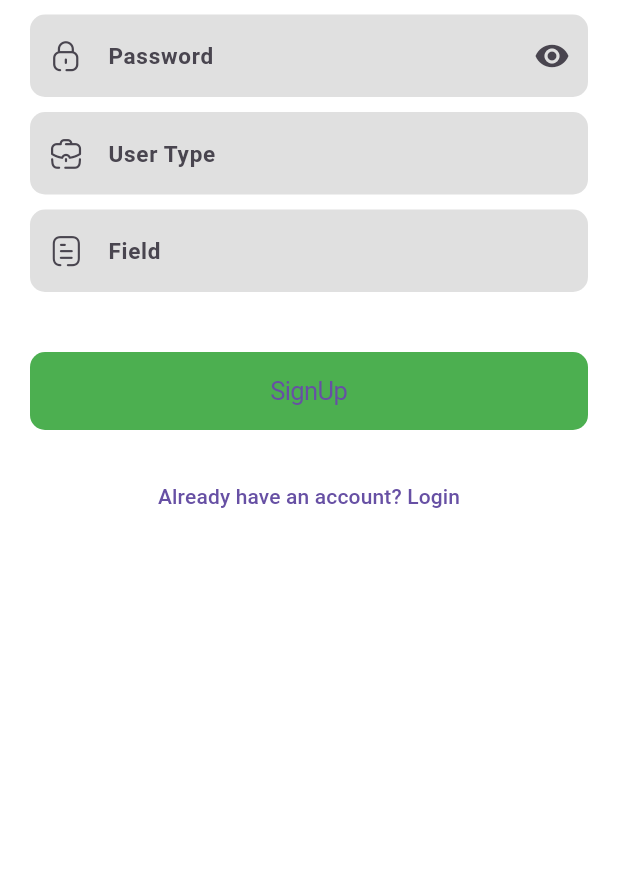
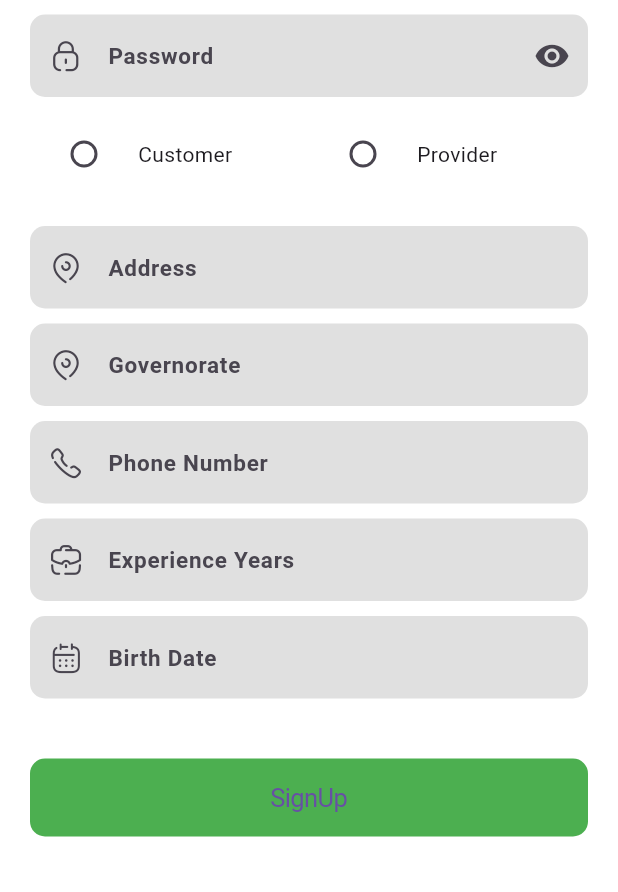
Before and after one commit to AhmadAbbas8/freelance-project, a Flutter app: the RegisterScreen screen opened directly, on a phone screen of 412 x 824 dp, the part 344-1236 px from its top. Run offline on Flutter 3.47's test engine with Material 3 defaults, Android fonts, the phone set to English and light mode, and no system bars; drawn by our look-alikes of animated_text_kit; our stand-ins replace animate_do, dartz, dio, equatable, flutter_bloc, flutter_spinkit and 6 more; accounts and stored records are empty.

Commit message:
edit on auth feature

```diff
--- a/lib/core/helpers/extensions/date_format_extensions.dart
+++ b/lib/core/helpers/extensions/date_format_extensions.dart
@@ -1,7 +1,7 @@
 import 'package:intl/intl.dart';
 
 extension CustomDateFormat on DateFormat {
-  static DateFormat get yyyymmdd => DateFormat('yyyy/MM/dd', 'en_US');
+  static DateFormat get yyyymmdd => DateFormat('yyyy-MM-dd', 'en_US');
 
   String formatToYyyymmdd(DateTime date) {
     return yyyymmdd.format(date);
--- a/lib/modules/auth/auth_cubit/auth_cubit.dart
+++ b/lib/modules/auth/auth_cubit/auth_cubit.dart
@@ -1,6 +1,12 @@
+import 'dart:developer';
+
 import 'package:flutter_bloc/flutter_bloc.dart';
 import 'package:flutter/cupertino.dart';
+import 'package:grad_project/core/helpers/extensions/date_format_extensions.dart';
 import 'package:grad_project/modules/auth/data/auth_repo.dart';
+import 'package:intl/intl.dart';
+
+import '../../../core/ui_helper/custom_date_picker.dart';
 
 part 'auth_state.dart';
 
@@ -13,8 +19,14 @@ class AuthCubit extends Cubit<AuthState> {
   final passwordController = TextEditingController();
   final fNameController = TextEditingController();
   final sNameController = TextEditingController();
-  final userTypeController = TextEditingController();
+  String? userType;
+
   final fieldController = TextEditingController();
+  final addressController = TextEditingController();
+  final governorateController = TextEditingController();
+  final phoneNumberController = TextEditingController();
+  final experienceYearsController = TextEditingController();
+  final birthDateController = TextEditingController();
   var formKey = GlobalKey<FormState>();
   bool obscurePassword = false;
 
@@ -26,8 +38,9 @@ class AuthCubit extends Cubit<AuthState> {
     );
     res.fold(
       (failure) => emit(LoginError(msg: failure.model.message ?? '')),
-      (user) => emit(
-          LoginSuccess(msg: 'Login Success , Welcome ${user.firstName} 😊 ')),
+      (user) => emit(LoginSuccess(
+          msg: 'Login Success , Welcome ${user.firstName} 😊 ',
+          role: user.role ?? '')),
     );
   }
 
@@ -40,14 +53,25 @@ class AuthCubit extends Cubit<AuthState> {
         "email": emailController.text,
         "password": passwordController.text,
         "confirmPassword": passwordController.text,
-        "userType": userTypeController.text,
+        "birthDate": birthDateController.text,
+        "isProvider":
+            userType?.toUpperCase() == 'Provider'.toUpperCase() ? true : false,
+        "isCustomer": userType?.toUpperCase() == 'Customer'.toUpperCase() ||
+                userType == null
+            ? true
+            : false,
         "field": fieldController.text,
+        "Address": addressController.text,
+        "Governorate": governorateController.text,
+        "PhoneNumber": phoneNumberController.text,
+        "experienceYears": int.tryParse(experienceYearsController.text) ?? 0,
       },
     );
     res.fold(
       (failure) => emit(SignUpError(msg: failure.model.message ?? '')),
       (user) => emit(SignUpSuccess(
-          msg: 'Account Created Successfully , Welcome ${user.firstName} 😊 ')),
+          msg: 'Account Created Successfully , Welcome ${user.firstName} 😊 ',
+          role: user.role ?? '')),
     );
   }
 
@@ -56,14 +80,33 @@ class AuthCubit extends Cubit<AuthState> {
     emit(ObscurePasswordChanged());
   }
 
+  Future<void> onTapBirthDate(BuildContext context) async {
+    var date = await buildCustomShowDatePicker(
+      context,
+      initialDate: birthDateController.text.isEmpty
+          ? DateTime.now()
+          : DateFormat().formatFromYyyymmdd(birthDateController.text),
+    );
+    try {
+      birthDateController.text = DateFormat().formatToYyyymmdd(date!);
+    } catch (e) {
+      log(e.toString());
+    }
+  }
+
   @override
   Future<void> close() {
     emailController.dispose();
     passwordController.dispose();
     fNameController.dispose();
     sNameController.dispose();
-    userTypeController.dispose();
+    // userTypeController.dispose();
     fieldController.dispose();
+    addressController.dispose();
+    governorateController.dispose();
+    phoneNumberController.dispose();
+    experienceYearsController.dispose();
+    birthDateController.dispose();
     return super.close();
   }
 }
--- /dev/null
+++ b/lib/modules/auth/auth_cubit/auth_logic.dart
@@ -0,0 +1,16 @@
+import 'package:flutter/cupertino.dart';
+import 'package:grad_project/core/helpers/extensions/navigation_extensions.dart';
+import 'package:grad_project/modules/home_customer/screens/home_customer_screen.dart';
+
+class AuthLogic {
+  static checkUserRole(BuildContext context, String role) {
+    switch (role.toUpperCase()) {
+      case 'CUSTOMER':
+        context.pushAndRemoveUntil(
+          const HomeCustomerScreen(),
+          (route) => false,
+        );
+        break;
+    }
+  }
+}
--- a/lib/modules/auth/auth_cubit/auth_state.dart
+++ b/lib/modules/auth/auth_cubit/auth_state.dart
@@ -17,8 +17,9 @@ final class SignUpError extends AuthState {
 
 final class SignUpSuccess extends AuthState {
   final String msg;
+  final String role;
 
-  SignUpSuccess({required this.msg});
+  SignUpSuccess({required this.msg, required this.role});
 }
 
 final class LoginLoading extends AuthState {}
@@ -31,6 +32,7 @@ final class LoginError extends AuthState {
 
 final class LoginSuccess extends AuthState {
   final String msg;
+  final String role;
 
-  LoginSuccess({required this.msg});
+  LoginSuccess({required this.msg, required this.role});
 }
--- a/lib/modules/auth/data/auth_remote_data_source.dart
+++ b/lib/modules/auth/data/auth_remote_data_source.dart
@@ -57,7 +57,7 @@ class AuthRemoteDataSource {
       if (ex is DioException) {
         if (ex.response?.statusCode == 400) {
           throw ServerException(
-            errorModel: DefaultResponse(message: ex.response?.data ?? ''),
+            errorModel: DefaultResponse(message: 'Email Already Exists'),
           );
         }
       }
--- a/lib/modules/auth/screens/login_screen.dart
+++ b/lib/modules/auth/screens/login_screen.dart
@@ -10,10 +10,10 @@ import 'package:grad_project/core/service_locator/service_locator.dart';
 import 'package:grad_project/core/utils/assets_manager.dart';
 import 'package:grad_project/core/utils/icon_broken.dart';
 import 'package:grad_project/modules/auth/auth_cubit/auth_cubit.dart';
+import 'package:grad_project/modules/auth/auth_cubit/auth_logic.dart';
 import 'package:grad_project/modules/auth/screens/resgister_screen.dart';
 import 'package:grad_project/modules/auth/validator.dart';
 
-import '../../home/screens/home_screen.dart';
 import '../widgets/custom_text_form_field_login.dart';
 
 class LoginScreen extends StatelessWidget {
@@ -41,7 +41,7 @@ class LoginScreen extends StatelessWidget {
               context: context,
               message: state.msg,
             );
-            context.pushAndRemoveUntil(const HomeScreen(), (route) => false);
+            AuthLogic.checkUserRole(context, state.role);
           }
         },
         builder: (context, state) {
--- a/lib/modules/auth/screens/resgister_screen.dart
+++ b/lib/modules/auth/screens/resgister_screen.dart
@@ -2,16 +2,21 @@ import 'package:animate_do/animate_do.dart';
 import 'package:animated_text_kit/animated_text_kit.dart';
 import 'package:flutter/cupertino.dart';
 import 'package:flutter/material.dart';
+import 'package:flutter/services.dart';
 import 'package:flutter_bloc/flutter_bloc.dart';
+import 'package:grad_project/core/helpers/extensions/date_format_extensions.dart';
 import 'package:grad_project/core/helpers/extensions/navigation_extensions.dart';
 import 'package:grad_project/core/service_locator/service_locator.dart';
+import 'package:grad_project/core/ui_helper/custom_date_picker.dart';
 import 'package:grad_project/modules/auth/auth_cubit/auth_cubit.dart';
-import 'package:grad_project/modules/home/screens/home_screen.dart';
+import 'package:grad_project/modules/home_customer/screens/home_customer_screen.dart';
+import 'package:intl/intl.dart';
 
 import '../../../core/helpers/custom_progress_indicator.dart';
 import '../../../core/helpers/snackbars/snackbars.dart';
 import '../../../core/utils/assets_manager.dart';
 import '../../../core/utils/icon_broken.dart';
+import '../auth_cubit/auth_logic.dart';
 import '../validator.dart';
 import '../widgets/custom_text_form_field_login.dart';
 
@@ -40,7 +45,7 @@ class RegisterScreen extends StatelessWidget {
               context: context,
               message: state.msg,
             );
-            context.pushAndRemoveUntil(const HomeScreen(), (route) => false);
+            AuthLogic.checkUserRole(context, state.role);
           }
         },
         builder: (context, state) {
@@ -51,7 +56,8 @@ class RegisterScreen extends StatelessWidget {
                 padding: const EdgeInsets.symmetric(horizontal: 20),
                 child: Form(
                   key: cubit.formKey,
-                  child: CustomScrollView(
+                  child: StatefulBuilder(
+                    builder: (context, setState) => CustomScrollView(
                       slivers: [
                         SliverToBoxAdapter(
                           child: Image.asset(
@@ -119,7 +125,8 @@ class RegisterScreen extends StatelessWidget {
                                 prefixIcon: IconBroken.Lock,
                                 obscureText: cubit.obscurePassword,
                                 suffixIcon: IconButton(
-                                onPressed: () => cubit.toggleObscurePassword(),
+                                  onPressed: () =>
+                                      cubit.toggleObscurePassword(),
                                   icon: Icon(
                                     cubit.obscurePassword
                                         ? Icons.visibility_off
@@ -131,11 +138,58 @@ class RegisterScreen extends StatelessWidget {
                               ),
                             ),
                             const SizedBox(height: 10),
+                            Row(
+                              children: [
+                                Expanded(
+                                  child: RadioListTile.adaptive(
+                                    value: 'Customer',
+                                    title: Text(
+                                      'Customer',
+                                      style: Theme.of(context)
+                                          .textTheme
+                                          .bodyMedium,
+                                    ),
+                                    groupValue: cubit.userType,
+                                    onChanged: (value) {
+                                      setState(() => cubit.userType = value!);
+                                    },
+                                  ),
+                                ),
+                                Expanded(
+                                  child: RadioListTile.adaptive(
+                                    value: 'Provider',
+                                    title: Text(
+                                      'Provider',
+                                      style: Theme.of(context)
+                                          .textTheme
+                                          .bodyMedium,
+                                    ),
+                                    groupValue: cubit.userType,
+                                    onChanged: (value) {
+                                      setState(() => cubit.userType = value!);
+                                    },
+                                  ),
+                                ),
+                              ],
+                            ),
+                            const SizedBox(height: 10),
+                            if (cubit.userType?.toUpperCase() ==
+                                'Provider'.toUpperCase())
+                              FadeInRight(
+                                child: CustomTextFormFieldLogin(
+                                  hintText: 'Field',
+                                  controller: cubit.fieldController,
+                                  prefixIcon: IconBroken.Document,
+                                  keyboardType: TextInputType.text,
+                                  validator: AppValidator.generalValidator,
+                                ),
+                              ),
+                            const SizedBox(height: 10),
                             FadeInLeft(
                               child: CustomTextFormFieldLogin(
-                              hintText: 'User Type',
-                              controller: cubit.userTypeController,
-                              prefixIcon: IconBroken.Work,
+                                hintText: 'Address',
+                                controller: cubit.addressController,
+                                prefixIcon: IconBroken.Location,
                                 keyboardType: TextInputType.text,
                                 validator: AppValidator.generalValidator,
                               ),
@@ -143,11 +197,47 @@ class RegisterScreen extends StatelessWidget {
                             const SizedBox(height: 10),
                             FadeInRight(
                               child: CustomTextFormFieldLogin(
-                              hintText: 'Field',
-                              controller: cubit.fieldController,
-                              prefixIcon: IconBroken.Document,
+                                hintText: 'Governorate',
+                                controller: cubit.governorateController,
+                                prefixIcon: IconBroken.Location,
                                 keyboardType: TextInputType.text,
                                 validator: AppValidator.generalValidator,
+                              ),
+                            ),
+                            const SizedBox(height: 10),
+                            FadeInLeft(
+                              child: CustomTextFormFieldLogin(
+                                hintText: 'Phone Number',
+                                controller: cubit.phoneNumberController,
+                                prefixIcon: IconBroken.Call,
+                                keyboardType: TextInputType.phone,
+                                validator: AppValidator.generalValidator,
+                              ),
+                            ),
+                            const SizedBox(height: 10),
+                            FadeInRight(
+                              child: CustomTextFormFieldLogin(
+                                hintText: 'Experience Years',
+                                controller: cubit.experienceYearsController,
+                                prefixIcon: IconBroken.Work,
+                                keyboardType: TextInputType.number,
+                                inputFormatters: [
+                                  FilteringTextInputFormatter.digitsOnly
+                                ],
+                                validator: AppValidator.generalValidator,
+                              ),
+                            ),
+                            const SizedBox(height: 10),
+                            FadeInLeft(
+                              child: CustomTextFormFieldLogin(
+                                hintText: 'Birth Date',
+                                controller: cubit.birthDateController,
+                                prefixIcon: IconBroken.Calendar,
+                                keyboardType: TextInputType.number,
+                                validator: AppValidator.generalValidator,
+                                readOnly: true,
+                                onTap: () async =>
+                                    await cubit.onTapBirthDate(context),
                               ),
                             ),
                           ],
@@ -183,6 +273,7 @@ class RegisterScreen extends StatelessWidget {
                   ),
                 ),
               ),
+            ),
           );
         },
       ),
--- a/lib/modules/auth/widgets/custom_text_form_field_login.dart
+++ b/lib/modules/auth/widgets/custom_text_form_field_login.dart
@@ -12,6 +12,8 @@ class CustomTextFormFieldLogin extends StatelessWidget {
     this.inputFormatters,
     this.controller,
     this.obscureText = false,
+    this.readOnly = false,
+    this.onTap,
   });
 
   final String hintText;
@@ -22,6 +24,8 @@ class CustomTextFormFieldLogin extends StatelessWidget {
   final List<TextInputFormatter>? inputFormatters;
   final TextEditingController? controller;
   final bool obscureText;
+  final bool readOnly;
+  final void Function()? onTap;
 
   @override
   Widget build(BuildContext context) {
@@ -31,6 +35,8 @@ class CustomTextFormFieldLogin extends StatelessWidget {
       obscureText: obscureText,
       keyboardType: keyboardType,
       inputFormatters: inputFormatters,
+      readOnly: readOnly,
+      onTap: onTap,
       style: const TextStyle(
         fontSize: 15,
         fontWeight: FontWeight.normal,
--- a/lib/modules/home/screens/home_screen.dart
+++ b/lib/modules/home_customer/screens/home_customer_screen.dart
@@ -1,7 +1,7 @@
 import 'package:flutter/material.dart';
 
-class HomeScreen extends StatelessWidget {
-  const HomeScreen({super.key});
+class HomeCustomerScreen extends StatelessWidget {
+  const HomeCustomerScreen({super.key});
 
   @override
   Widget build(BuildContext context) {
```
Also changed, not shown: lib/modules/auth/data/user_model.dart (+17 -5 lines). Lines whose indentation alone changed are shown as unchanged.
